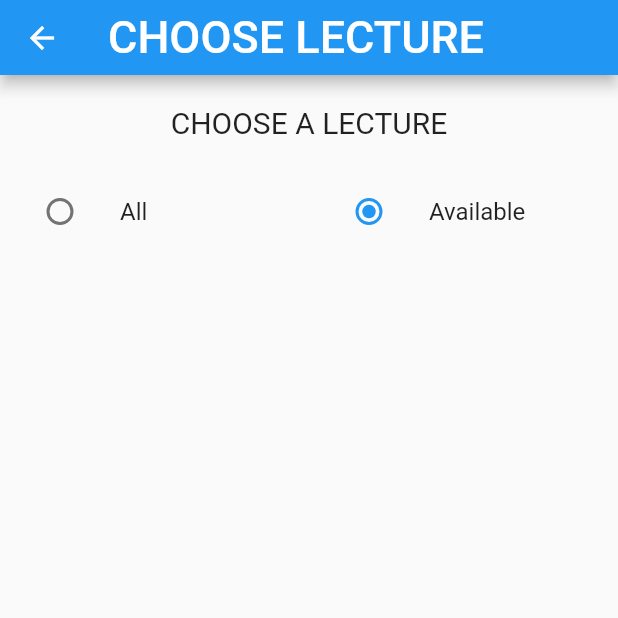
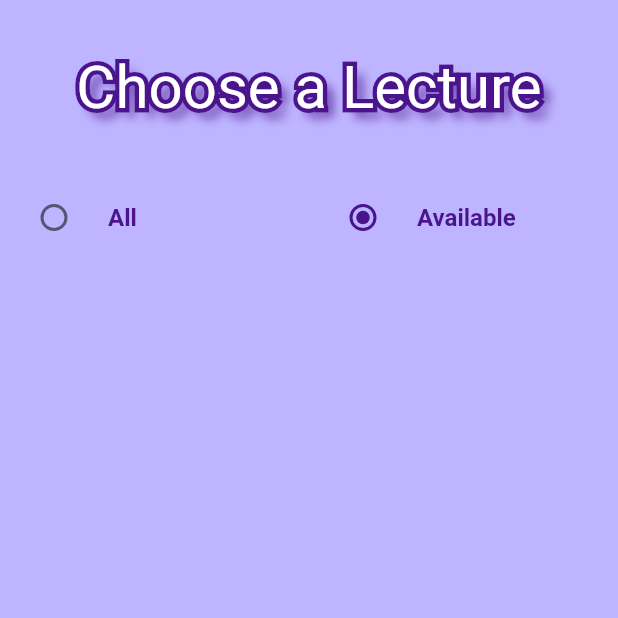
Before and after one commit to FEUP-ESOF-2020-21/open-cx-t2g6-fbs, a Flutter app: the ChooseLecturePage screen opened directly, on a phone screen of 412 x 824 dp, the top half of it. Run offline on Flutter 3.47's test engine with Material 2 defaults, Android fonts, the phone set to English and light mode, and no system bars; our stand-ins replace file_picker, firebase_auth, firebase_core, firebase_storage, google_sign_in; missing offline and left inert: ext_storage; accounts and stored records are empty; network calls fail.

Commit message:
Updated choose lecture design

```diff
--- a/askit/lib/choose_lecture_page.dart
+++ b/askit/lib/choose_lecture_page.dart
@@ -20,24 +20,20 @@ class _ChooseLectureState extends State<ChooseLecturePage> {
   Widget build(BuildContext context) {
     getData();
     return Scaffold(
-        appBar: PreferredSize(
-            // Change this argument to customize the height of the app bar
-            preferredSize: Size.fromHeight(50.0),
-            child: AppBar(
-                title: Text('CHOOSE LECTURE', style: TextStyle(fontSize: 30)))),
+        backgroundColor: new Color.fromARGB(255, 190, 180, 255),
         body: new Column(
           children: [
-            Container(
-                child: Text('CHOOSE A LECTURE', style: TextStyle(fontSize: 20)),
-                padding: EdgeInsets.all(20.0)),
+            SizedBox(height: 35),
+            _titleText("Choose a Lecture", 40),
+            SizedBox(height: 35),
             //!Important!
             //To display widgets that don't have an intrinsic width inside a row, you must nest them inside a flexible widget
             new Row(
               children: [
                 new Flexible(
-                    child: ListTile(
-                        title: const Text('All'),
-                        leading: Radio(
+                    child: RadioListTile(
+                      title: Text('All', style: TextStyle(color: Colors.purple[900], fontWeight: FontWeight.bold)),
+                      activeColor: Colors.purple[900],
                       value: FilterAvailableLectures.all,
                       groupValue: _filter,
                       onChanged: (FilterAvailableLectures value) {
@@ -45,11 +41,11 @@ class _ChooseLectureState extends State<ChooseLecturePage> {
                           _filter = value;
                         });
                       },
-                        ))),
+                    )),
                 new Flexible(
-                    child: ListTile(
-                        title: const Text('Available'),
-                        leading: Radio(
+                    child: RadioListTile(
+                      title: Text('Available', style: TextStyle(color: Colors.purple[900], fontWeight: FontWeight.bold)),
+                      activeColor: Colors.purple[900],
                       value: FilterAvailableLectures.available,
                       groupValue: _filter,
                       onChanged: (FilterAvailableLectures value) {
@@ -57,7 +53,7 @@ class _ChooseLectureState extends State<ChooseLecturePage> {
                           _filter = value;
                         });
                       },
-                        )))
+                    ))
               ],
             ),
             temp,
@@ -88,7 +84,7 @@ class _ChooseLectureState extends State<ChooseLecturePage> {
       } else {
         temp = Container(
           padding: EdgeInsets.all(10.0),
-          height: 300.0,
+          height: 400.0,
           child: new ListView.builder(
               itemCount: listOfLectures.length,
               itemBuilder: (BuildContext ctxt, int index) {
@@ -134,3 +130,35 @@ class _ChooseLectureState extends State<ChooseLecturePage> {
     return result;
   }
 }
+
+Widget _titleText(String text, double size) {
+  return Center(
+    child:
+      Stack(
+        children: [
+          Text(text,
+            style: TextStyle(
+              fontSize: size,
+              foreground: Paint()
+                ..style = PaintingStyle.stroke
+                ..strokeWidth = 6
+                ..color = Colors.purple[900]
+              ),
+            ),
+          Text(text,
+            style: TextStyle(
+              color: Colors.white,
+              fontSize: size,
+              shadows: <Shadow>[
+                Shadow(
+                  offset: Offset(6.0, 6.0),
+                  blurRadius: 8.0,
+                  color: Colors.purple[900],
+                ),
+              ],
+            ),
+          ),
+        ],
+      )
+  );
+}
```
Lines whose indentation alone changed are shown as unchanged.
